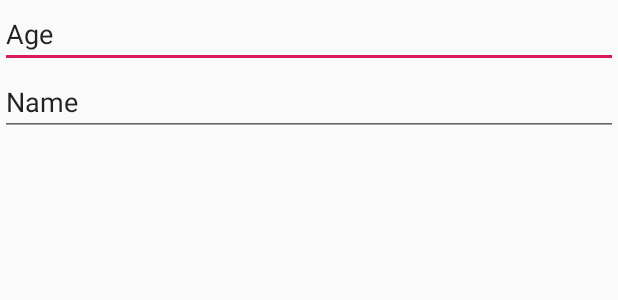
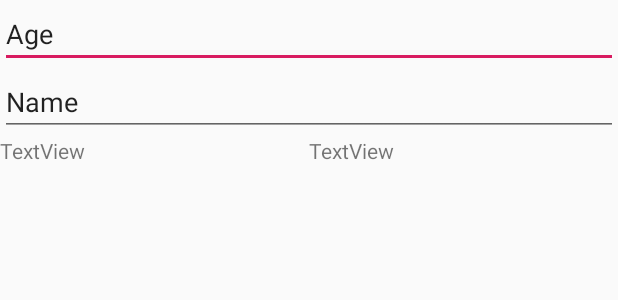
Before and after one commit to eacevedof/prj_adrkotlin, an Android app: the layout activity_main.xml on its own in the app's theme, with its tools: preview values and no code run, on a phone screen of 412 x 824 dp. Shown: the top 300 px of the screen. Run offline under Robolectric (Android 15) with nearby library versions, the phone set to English and light mode, and no system bars.

Commit message:
agregados horz layout y dos textviews

```diff
--- a/app/src/main/res/layout/activity_main.xml
+++ b/app/src/main/res/layout/activity_main.xml
@@ -31,6 +31,19 @@
                 android:id="@+id/edtName"
                 android:hint="@string/edt_name"
         />
+        <LinearLayout
+                android:orientation="horizontal"
+                android:layout_width="match_parent"
+                android:layout_height="match_parent">
+            <TextView
+                    android:text="TextView"
+                    android:layout_width="wrap_content"
+                    android:layout_height="wrap_content" android:id="@+id/textView" android:layout_weight="1"/>
+            <TextView
+                    android:text="TextView"
+                    android:layout_width="wrap_content"
+                    android:layout_height="wrap_content" android:id="@+id/textView2" android:layout_weight="1"/>
+        </LinearLayout>
 
     </LinearLayout>
 </android.support.constraint.ConstraintLayout>
```
